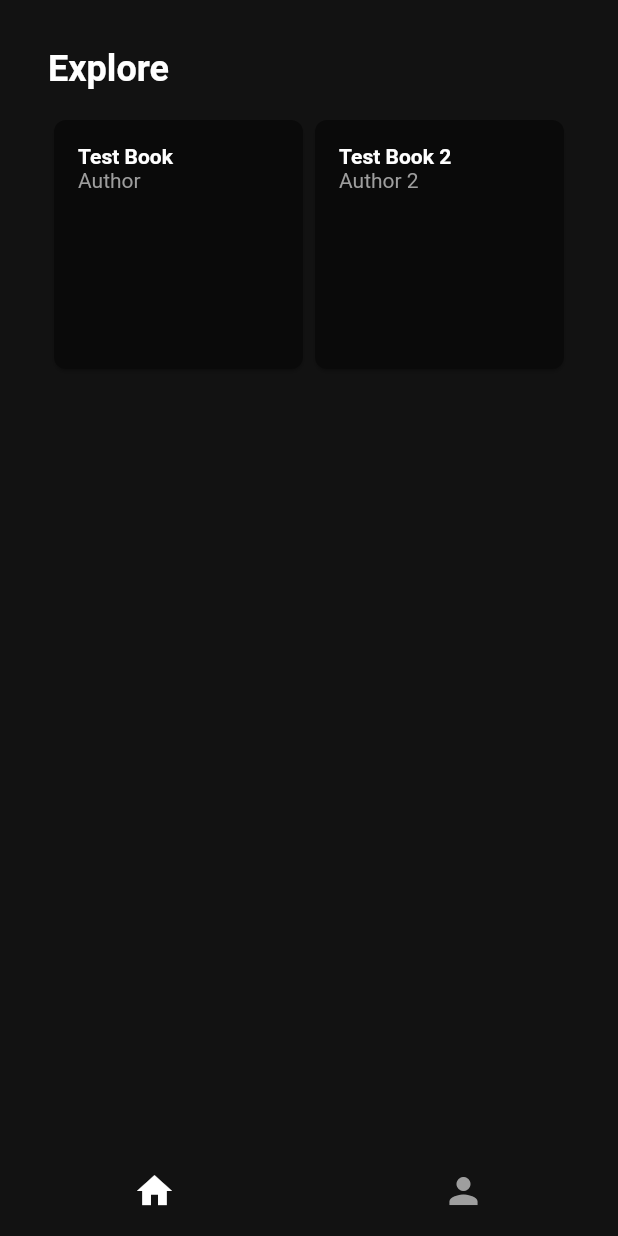
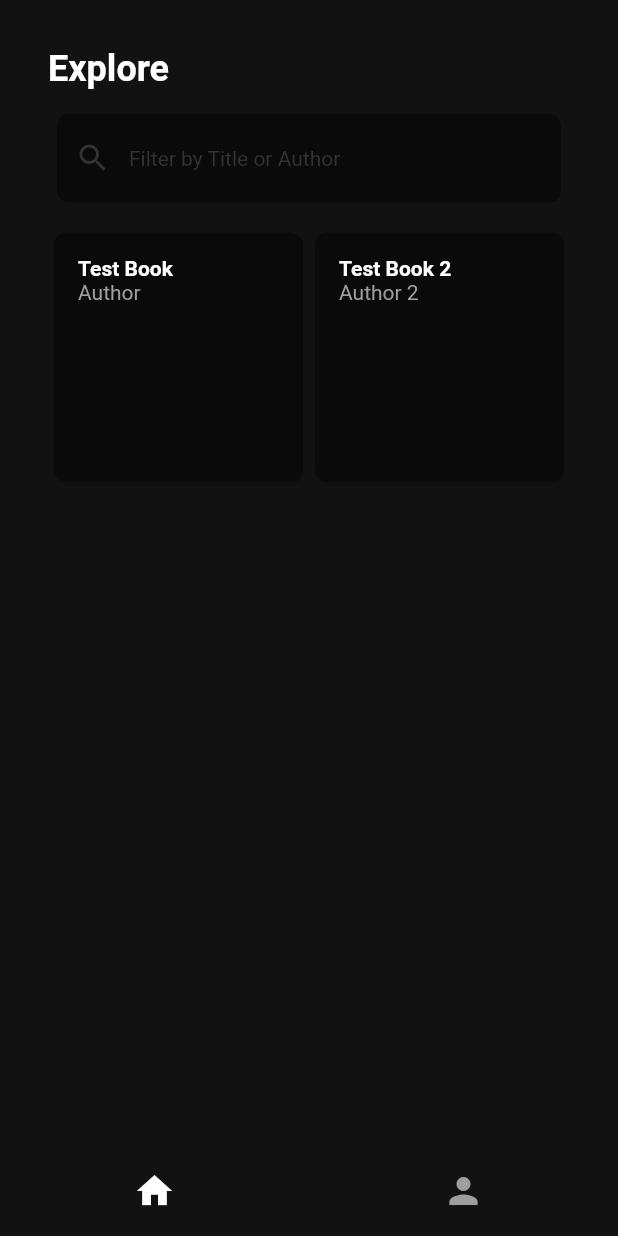
Before and after one commit to purtellap/focus-on-words, a Flutter app: the screen it shows after launch, on a phone screen of 412 x 824 dp. Run offline on Flutter 3.47's test engine with Material 2 defaults, Android fonts, the phone set to English and light mode, and no system bars.

Commit message:
bonus changes, search

```diff
--- a/lib/bonus.dart
+++ /dev/null
@@ -1,99 +0,0 @@
-import 'dart:async';
-
-import 'package:flutter/material.dart';
-import 'package:focus_on_words_app/data/book.dart';
-import 'package:focus_on_words_app/data/provider/books.dart';
-import 'package:focus_on_words_app/res/res.dart';
-import 'package:focus_on_words_app/util/flow_utils.dart';
-import 'package:provider/provider.dart';
-
-class BonusFlow extends StatefulWidget {
-  final Widget child;
-  const BonusFlow({super.key, required this.child});
-
-  @override
-  State<BonusFlow> createState() => _BonusFlowState();
-}
-
-class _BonusFlowState extends State<BonusFlow> {
-  Timer? timer;
-
-  @override
-  void initState() {
-    super.initState();
-    timer = Timer.periodic(
-      const Duration(minutes: 5),
-      (Timer t) => _showMessage(context),
-    );
-  }
-
-  @override
-  void dispose() {
-    timer?.cancel();
-    super.dispose();
-  }
-
-  @override
-  Widget build(BuildContext context) {
-    return widget.child;
-  }
-}
-
-void _showMessage(BuildContext context) async {
-  Book book = context.read<BooksProvider>().getRandomBook();
-  ScaffoldMessenger.of(context).showSnackBar(
-    SnackBar(
-      backgroundColor: Colors.transparent,
-      elevation: 0,
-      duration: const Duration(seconds: 5),
-      content: GestureDetector(
-        onTap: () {
-          ScaffoldMessenger.of(context).hideCurrentSnackBar();
-          FlowUtils.pushBookDetail(context, book);
-        },
-        child: Container(
-          decoration: const BoxDecoration(
-              borderRadius: BorderRadius.all(Radius.circular(16)),
-              color: ThemeColors.cardColor),
-          child: Row(
-            children: [
-              Padding(
-                padding: const EdgeInsets.all(16),
-                child: Container(
-                  color: ThemeColors.selectionColor,
-                  width: 48,
-                  height: 48,
-                ),
-              ),
-              const SizedBox(width: 8),
-              Expanded(
-                child: Column(
-                  mainAxisAlignment: MainAxisAlignment.start,
-                  crossAxisAlignment: CrossAxisAlignment.start,
-                  children: [
-                    Text(
-                      book.title,
-                      style: TextStyles.text,
-                      textAlign: TextAlign.left,
-                    ),
-                    Text(
-                      book.author,
-                      textAlign: TextAlign.left,
-                      style: TextStyles.subtext,
-                    ),
-                  ],
-                ),
-              ),
-              IconButton(
-                onPressed: () =>
-                    ScaffoldMessenger.of(context).hideCurrentSnackBar(),
-                icon: const Icon(Icons.close),
-              ),
-              const SizedBox(width: 16),
-            ],
-          ),
-        ),
-      ),
-    ),
-  );
-}
--- a/lib/data/book.dart
+++ b/lib/data/book.dart
@@ -3,14 +3,13 @@ class Book {
   final String title;
   final String author;
   final String description;
-
-  final dynamic thumbnail;
+  final String thumbnail;
 
   const Book({
     required this.id,
     required this.title,
     required this.author,
     required this.description,
-    this.thumbnail,
+    required this.thumbnail,
   });
 }
--- /dev/null
+++ b/lib/data/provider/bonus.dart
@@ -0,0 +1,18 @@
+import 'dart:async';
+
+import 'package:flutter/material.dart';
+
+/// Bottom nav state
+class BonusProvider extends ChangeNotifier {
+  final StreamController<bool> _controller = StreamController<bool>.broadcast();
+  late final Stream<bool> stream = _controller.stream;
+
+  void init() {
+    Timer.periodic(
+      const Duration(minutes: 5),
+      (Timer t) {
+        _controller.add(true);
+      },
+    );
+  }
+}
--- a/lib/data/provider/books.dart
+++ b/lib/data/provider/books.dart
@@ -10,20 +10,33 @@ class BooksProvider extends ChangeNotifier {
   }
 
   List<Book> _fetchBooks() {
+
     return [
       const Book(
         id: '1',
         title: 'Test Book',
         author: 'Author',
         description: 'Description',
+        thumbnail: '',
       ),
       const Book(
         id: '2',
         title: 'Test Book 2',
         author: 'Author 2',
         description: 'Description 2',
+        thumbnail: '',
       )
     ];
+  }
+
+  List<Book> filterBooks(String query) {
+    final List<Book> filteredBooks = [];
+    for (Book b in books) {
+      if (b.title.contains(query) || b.author.contains(query)) {
+        filteredBooks.add(b);
+      }
+    }
+    return filteredBooks;
   }
 
   static Book? getBookFromId(String id, List<Book> books) {
--- a/lib/main.dart
+++ b/lib/main.dart
@@ -2,6 +2,7 @@ import 'package:flutter/material.dart';
 import 'package:flutter/services.dart';
 import 'package:flutter_web_plugins/url_strategy.dart';
 import 'package:focus_on_words_app/data/book.dart';
+import 'package:focus_on_words_app/data/provider/bonus.dart';
 import 'package:focus_on_words_app/data/provider/bottom_navigation.dart';
 import 'package:focus_on_words_app/data/provider/favorites.dart';
 import 'package:focus_on_words_app/data/provider/books.dart';
@@ -45,6 +46,7 @@ class App extends StatelessWidget {
         ChangeNotifierProvider(create: (c) => BottomNavProvider()),
         ChangeNotifierProvider(create: (c) => FavoritesProvider()..init()),
         ChangeNotifierProvider(create: (c) => BooksProvider()..init()),
+        ChangeNotifierProvider(create: (c) => BonusProvider()..init()),
       ],
       child: MaterialApp(
         theme: ThemeData(
@@ -55,7 +57,9 @@ class App extends StatelessWidget {
             selectionColor: ThemeColors.selectionColor,
             selectionHandleColor: Colors.transparent,
           ),
-          colorScheme: const ColorScheme.dark(),
+          colorScheme: const ColorScheme.dark(
+            primary: ThemeColors.textColor,
+          ),
         ),
         initialRoute: Keys.home,
         onGenerateRoute: (settings) {
--- a/lib/res/res.dart
+++ b/lib/res/res.dart
@@ -18,6 +18,7 @@ class ThemeColors {
   static const Color backgroundColor = Color(0xFF121212);
   static const Color cardColor = Color(0xff0a0a0a);
   static const Color overlayColor = Color(0x11ffffff);
+  static const Color textFieldColor = Color(0xff333333);
   static const Color textColor = Colors.white;
   static const Color secondaryTextColor = Colors.grey;
 
@@ -33,6 +34,7 @@ class Strings {
 
   // Home
   static const String explore = 'Explore';
+  static const String filter = 'Filter by Title or Author';
 
   // Profile
   static const String myProfile = 'My profile';
--- a/lib/view/adapter.dart
+++ b/lib/view/adapter.dart
@@ -1,9 +1,6 @@
 import 'package:flutter/material.dart';
-import 'package:focus_on_words_app/bonus.dart';
-import 'package:focus_on_words_app/data/provider/books.dart';
 import 'package:focus_on_words_app/res/res.dart';
 import 'package:focus_on_words_app/view/scaffold.dart';
-import 'package:provider/provider.dart';
 
 class Adapter extends StatelessWidget {
   final Widget page;
@@ -17,19 +14,12 @@ class Adapter extends StatelessWidget {
 
   @override
   Widget build(BuildContext context) {
-    return Consumer<BooksProvider>(
-      builder: (context, bp, child) {
-        return BonusFlow(
-          child: LayoutBuilder(
-            builder: (context, constraints) {
-              final Widget child =
-                  constraints.maxWidth > Dimens.mobileConstraint
-                      ? page
-                      : altMobile ?? page;
-              return _build(isNested, child);
-            },
-          ),
-        );
+    return LayoutBuilder(
+      builder: (context, constraints) {
+        final Widget child = constraints.maxWidth > Dimens.mobileConstraint
+            ? page
+            : altMobile ?? page;
+        return _build(isNested, child);
       },
     );
   }
--- a/lib/view/pages/home_page.dart
+++ b/lib/view/pages/home_page.dart
@@ -1,8 +1,10 @@
 import 'package:flutter/material.dart';
+import 'package:focus_on_words_app/data/book.dart';
+import 'package:focus_on_words_app/data/provider/bonus.dart';
 import 'package:focus_on_words_app/data/provider/books.dart';
-import 'package:focus_on_words_app/data/provider/favorites.dart';
 import 'package:focus_on_words_app/res/res.dart';
 import 'package:focus_on_words_app/util/flow_utils.dart';
+import 'package:focus_on_words_app/view/widgets/bonus_card.dart';
 import 'package:focus_on_words_app/view/widgets/book_card.dart';
 import 'package:provider/provider.dart';
 
@@ -11,6 +13,16 @@ class Home extends StatelessWidget {
 
   @override
   Widget build(BuildContext context) {
+    return Consumer<BooksProvider>(
+      builder: (context, bp, child) {
+        return Consumer<BonusProvider>(
+          builder: (context, bonus, child) {
+            return StreamBuilder<bool>(
+              stream: bonus.stream,
+              builder: (context, snapshot) {
+                if (snapshot.hasData) {
+                  showBonusMessage(context);
+                }
                 return Column(
                   crossAxisAlignment: CrossAxisAlignment.stretch,
                   children: const [
@@ -23,33 +35,69 @@ class Home extends StatelessWidget {
                     Expanded(child: _BooksList()),
                   ],
                 );
+              },
+            );
+          },
+        );
+      },
+    );
   }
 }
 
-class _BooksList extends StatelessWidget {
+class _BooksList extends StatefulWidget {
   const _BooksList();
 
   @override
+  State<_BooksList> createState() => _BooksListState();
+}
+
+class _BooksListState extends State<_BooksList> {
+  String _query = '';
+
+  @override
   Widget build(BuildContext context) {
-    return Consumer<BooksProvider>(
-      builder: (context, bp, child) {
-        return Consumer<FavoritesProvider>(
-          builder: (context, fp, child) {
+    BooksProvider bp = context.read<BooksProvider>();
+    List<Book> books = bp.filterBooks(_query);
     return Column(
       children: [
-                // Search bar
+        Padding(
+          padding: const EdgeInsets.symmetric(horizontal: 6),
+          child: TextField(
+            onChanged: (value) => setState(() {
+              _query = value;
+            }),
+            decoration: InputDecoration(
+              filled: true,
+              fillColor: ThemeColors.cardColor,
+              prefixIcon: const Icon(
+                Icons.search,
+                color: ThemeColors.textFieldColor,
+              ),
+              border: const OutlineInputBorder(
+                borderSide: BorderSide.none,
+                borderRadius: BorderRadius.all(
+                  Radius.circular(Dimens.borderRadius),
+                ),
+              ),
+              hintText: Strings.filter,
+              hintStyle: TextStyles.subtext.copyWith(
+                fontSize: 14,
+                color: ThemeColors.textFieldColor,
+              ),
+            ),
+          ),
+        ),
+        const SizedBox(height: 16),
         Expanded(
           child: GridView.builder(
-                    itemCount: bp.books.length,
-                    gridDelegate:
-                        const SliverGridDelegateWithFixedCrossAxisCount(
+            itemCount: books.length,
+            gridDelegate: const SliverGridDelegateWithFixedCrossAxisCount(
                 crossAxisCount: 2),
             itemBuilder: (_, int i) {
               return InkWell(
-                        onTap: () =>
-                            FlowUtils.pushBookDetail(context, bp.books[i]),
+                onTap: () => FlowUtils.pushBookDetail(context, books[i]),
                 child: GridTile(
-                          child: BookCard(book: bp.books[i]),
+                  child: BookCard(book: books[i]),
                 ),
               );
             },
@@ -57,9 +105,5 @@ class _BooksList extends StatelessWidget {
         ),
       ],
     );
-          },
-        );
-      },
-    );
   }
 }
```
Also changed, not shown: lib/view/pages/book_detail.dart (+23 -3 lines), lib/view/pages/profile_page.dart (+19 -2 lines), lib/view/widgets/bonus_card.dart (added, +79 -0 lines). Lines whose indentation alone changed are shown as unchanged.
